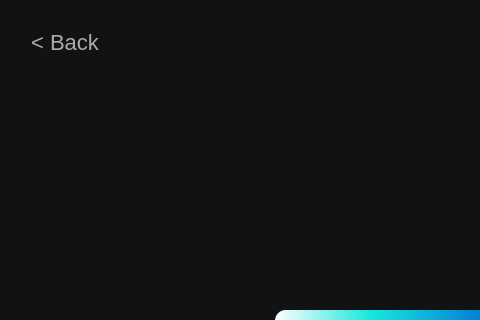
This is ui/flash_screen.ui in JaiNaman-1419/WinBoot as Qt 5 draws it before an edit; both pictures show x 0 to 480 and y 0 to 320 of the 1024 by 650 pixel window. The edited form follows.
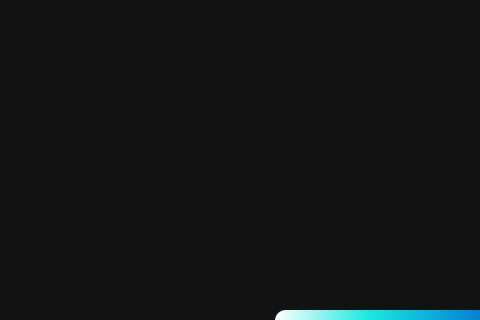
This is the edited form. Icons and pictures are not drawn.

Commit message: Removed back button.

```diff
--- a/ui/flash_screen.ui
+++ b/ui/flash_screen.ui
@@ -81,56 +81,6 @@
     <number>-1</number>
    </property>
   </widget>
-  <widget class="QPushButton" name="back_button">
-   <property name="enabled">
-    <bool>false</bool>
-   </property>
-   <property name="geometry">
-    <rect>
-     <x>10</x>
-     <y>20</y>
-     <width>110</width>
-     <height>45</height>
-    </rect>
-   </property>
-   <property name="minimumSize">
-    <size>
-     <width>110</width>
-     <height>45</height>
-    </size>
-   </property>
-   <property name="maximumSize">
-    <size>
-     <width>110</width>
-     <height>45</height>
-    </size>
-   </property>
-   <property name="cursor">
-    <cursorShape>PointingHandCursor</cursorShape>
-   </property>
-   <property name="styleSheet">
-    <string notr="true">QPushButton{
-	font-size: 22px;
-	border: none;
-	background: none;
-	color: rgb(255, 255, 255);
-}
-
-QPushButton:hover{
-	color: rgb(186, 189, 182);
-}
-QPushButton:pressed{
-	color: rgb(255, 255, 255);
-}
-
-QPushButton:disabled{
-	color: rgba(255, 255, 255, 0.65);
-}</string>
-   </property>
-   <property name="text">
-    <string>&lt; Back</string>
-   </property>
-  </widget>
   <widget class="QLabel" name="flashing_label">
    <property name="geometry">
     <rect>
```
